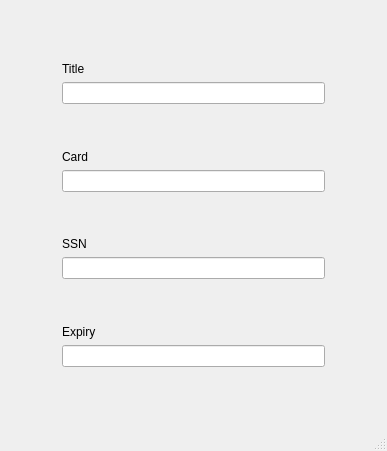
Above: view_menu.ui from Affan-Mushahid/KeepSake before the change. Below: the same form after it.
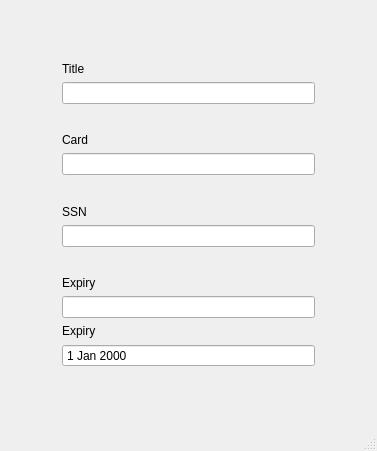
That is the form after the change.

Commit message: changes to turn expiry into date

Diff of the .ui file:
```diff
--- a/view_menu.ui
+++ b/view_menu.ui
@@ -6,7 +6,7 @@
    <rect>
     <x>0</x>
     <y>0</y>
-    <width>387</width>
+    <width>377</width>
     <height>451</height>
    </rect>
   </property>
@@ -395,6 +395,33 @@
             </item>
            </layout>
           </item>
+          <item>
+           <layout class="QVBoxLayout" name="verticalLayout_20">
+            <item>
+             <widget class="QLabel" name="label_16">
+              <property name="styleSheet">
+               <string notr="true">font: 10pt &quot;Century Gothic&quot;;</string>
+              </property>
+              <property name="text">
+               <string>Expiry</string>
+              </property>
+             </widget>
+            </item>
+            <item>
+             <widget class="QDateEdit" name="c_exp_date">
+              <property name="readOnly">
+               <bool>true</bool>
+              </property>
+              <property name="buttonSymbols">
+               <enum>QAbstractSpinBox::NoButtons</enum>
+              </property>
+              <property name="showGroupSeparator" stdset="0">
+               <bool>false</bool>
+              </property>
+             </widget>
+            </item>
+           </layout>
+          </item>
          </layout>
         </item>
         <item row="1" column="2">
```
The commit also changes 4 other files.
